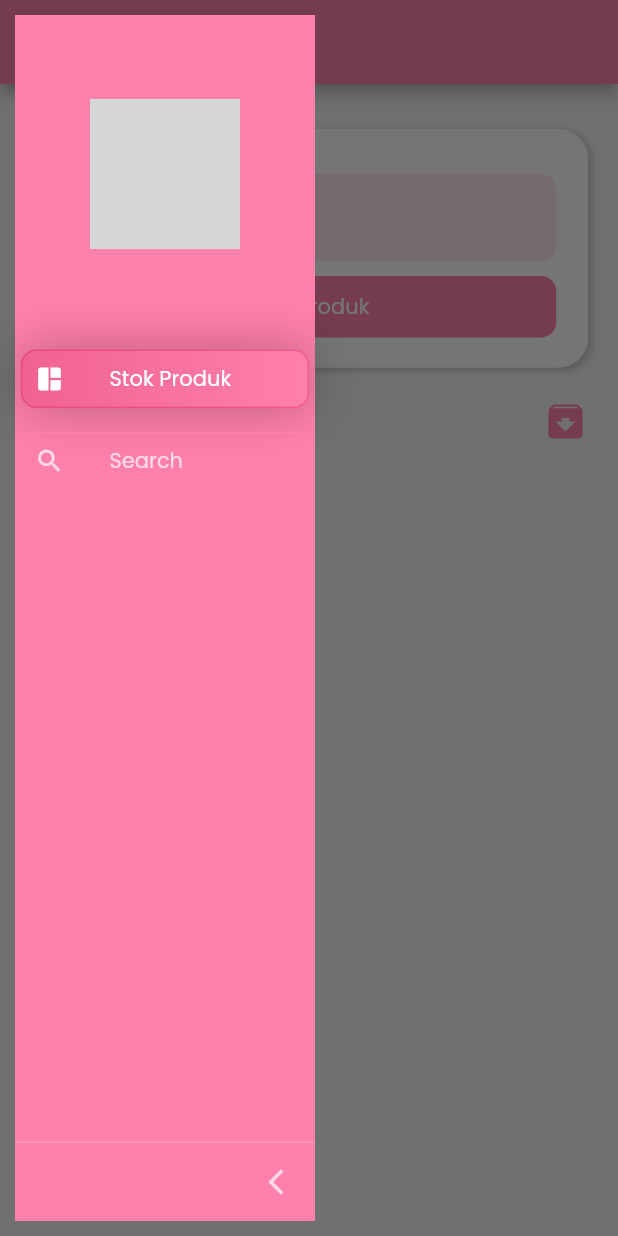
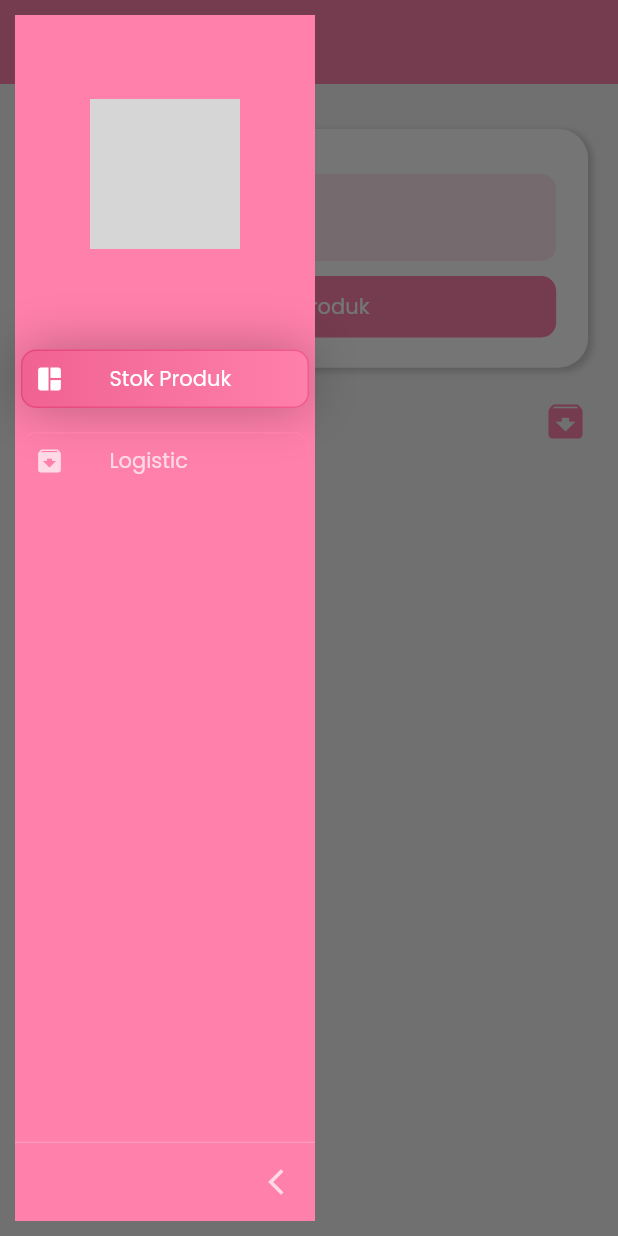
Before and after one commit to Mahfudin98/flutter-app-update-stock, a Flutter app: the SidebarXExampleApp screen opened directly, with the side drawer open, on a phone screen of 412 x 824 dp. Run offline on Flutter 3.47's test engine with Material 2 defaults, Android fonts, the phone set to English and light mode, and no system bars; drawn by our look-alikes of sidebarx; our stand-ins replace google_fonts, shared_preferences, timeago; accounts and stored records are empty; network calls fail; grey boxes are pictures that could not be loaded.

Commit message:
fix problem

```diff
--- a/lib/controllers/product_controller.dart
+++ b/lib/controllers/product_controller.dart
@@ -45,6 +45,7 @@ class ProductController extends ChangeNotifier {
         },
         headers: headers);
 
+    // ignore: unused_local_variable
     final result = json.decode(json.encode(response.body));
 
     if (response.statusCode == 200) {
--- a/lib/layouts/layouts.dart
+++ b/lib/layouts/layouts.dart
@@ -2,7 +2,6 @@ import 'package:flutter/material.dart';
 import 'package:shared_preferences/shared_preferences.dart';
 import 'package:update_stock_app/auth/login.dart';
 import 'package:update_stock_app/layouts/sidebar_example.dart';
-import 'package:update_stock_app/pages/product_page.dart';
 
 class LayoutIndex extends StatefulWidget {
   const LayoutIndex({Key? key}) : super(key: key);
--- a/lib/layouts/sidebar_example.dart
+++ b/lib/layouts/sidebar_example.dart
@@ -4,8 +4,6 @@ import 'package:sidebarx/sidebarx.dart';
 import 'package:update_stock_app/controllers/auth_controller.dart';
 import 'package:update_stock_app/pages/product_page.dart';
 import 'package:update_stock_app/services/api.dart';
-
-import '../pages/product_page.dart';
 
 void main() {
   runApp(SidebarXExampleApp());
@@ -28,6 +26,7 @@ class SidebarXExampleApp extends StatelessWidget {
               ? AppBar(
                   backgroundColor: canvasColor,
                   title: Text(_getTitleByIndex(_controller.selectedIndex)),
+                  elevation: 0,
                   leading: IconButton(
                     onPressed: () {
                       // if (!Platform.isAndroid && !Platform.isIOS) {
@@ -170,8 +169,8 @@ class ExampleSidebarX extends StatelessWidget {
           label: 'Stok Produk',
         ),
         SidebarXItem(
-          icon: Icons.search,
-          label: 'Search',
+          icon: Icons.archive,
+          label: 'Logistic',
         ),
       ],
     );
@@ -214,7 +213,7 @@ String _getTitleByIndex(int index) {
     case 0:
       return 'Stok Produk';
     case 1:
-      return 'Search';
+      return 'Logistic';
     default:
       return 'Not found page';
   }
--- a/lib/pages/components/card/card_layout.dart
+++ b/lib/pages/components/card/card_layout.dart
@@ -5,8 +5,6 @@ import 'package:update_stock_app/pages/components/card/modal/modal_content.dart'
 import 'package:update_stock_app/style/constants.dart';
 import 'package:provider/provider.dart';
 import 'package:update_stock_app/style/currency_format.dart';
-import 'dart:async' show Timer;
-import 'package:timeago/timeago.dart' as timeago;
 import 'package:update_stock_app/style/time_format_custom.dart';
 
 class CardLayout extends StatelessWidget {
@@ -46,7 +44,7 @@ class CardLayout extends StatelessWidget {
             width: size.width,
             height: size.height * 0.6,
             padding: const EdgeInsets.symmetric(vertical: 10),
-            child: ListProduct(),
+            child: const ListProduct(),
           ),
         ],
       ),
--- a/lib/pages/components/card/modal/modal_card_product.dart
+++ b/lib/pages/components/card/modal/modal_card_product.dart
@@ -41,6 +41,8 @@ class ModalCardProduct extends StatelessWidget {
                   image,
                   height: 50,
                   width: 50,
+                  alignment: Alignment.center,
+                  fit: BoxFit.cover,
                 ),
               ),
               // ignore: prefer_const_constructors
--- a/lib/pages/components/card/modal/modal_content.dart
+++ b/lib/pages/components/card/modal/modal_content.dart
@@ -1,5 +1,4 @@
 import 'package:flutter/material.dart';
-import 'package:flutter/services.dart';
 import 'package:update_stock_app/pages/components/card/modal/container_model.dart';
 import 'package:update_stock_app/pages/components/card/modal/form_update.dart';
 import 'package:update_stock_app/pages/components/card/modal/modal_card_product.dart';
--- a/lib/pages/product_page.dart
+++ b/lib/pages/product_page.dart
@@ -1,6 +1,5 @@
 import 'package:flutter/material.dart';
 import 'package:update_stock_app/pages/components/card/card_layout.dart';
-import 'package:update_stock_app/pages/components/header/header_bar.dart';
 import 'package:update_stock_app/pages/components/header/header_card.dart';
 
 class ProductPages extends StatefulWidget {
```
